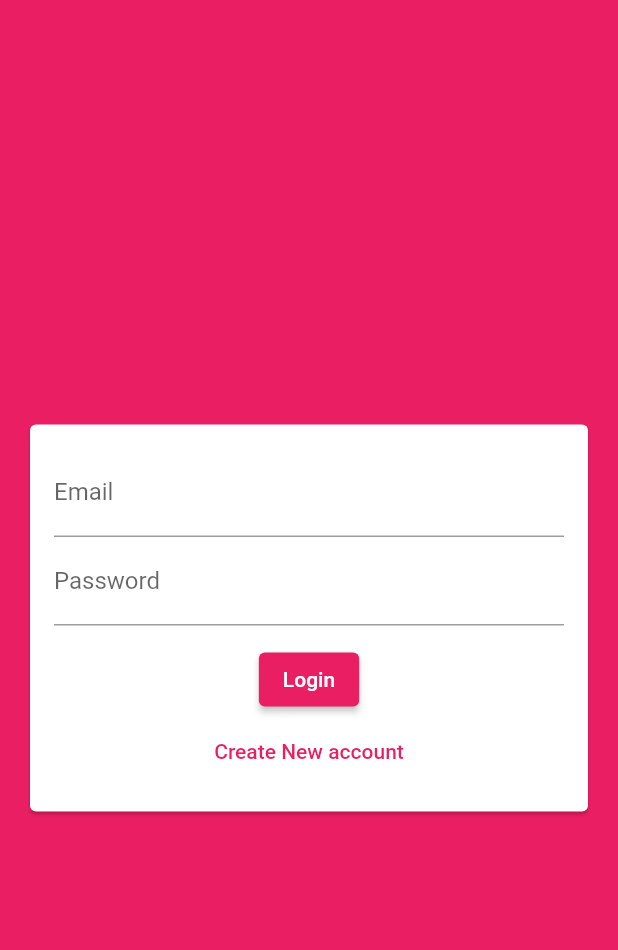
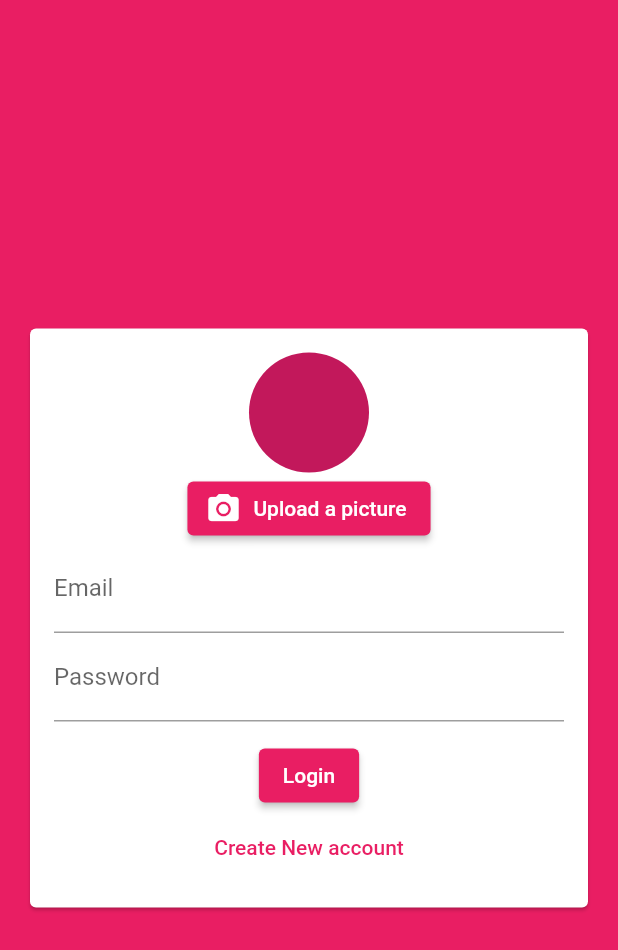
Before and after one commit to sushil11-art/Chat-App, a Flutter app: the screen it shows after launch, on a phone screen of 412 x 824 dp. Shown: the top 950 px of the screen. Run offline on Flutter 3.47's test engine with Material 2 defaults, Android fonts, the phone set to English and light mode, and no system bars; our stand-ins replace cloud_firestore, firebase_auth, firebase_core, get, image_picker; accounts and stored records are empty.

Commit message:
image picker in progress

```diff
--- a/lib/widgets/auth/auth_form.dart
+++ b/lib/widgets/auth/auth_form.dart
@@ -1,3 +1,4 @@
+import 'package:chat_app/widgets/pickers/user_image_picker.dart';
 import 'package:flutter/material.dart';
 
 // ignore: empty_constructor_bodies
@@ -44,6 +45,7 @@ class _AuthFormState extends State<AuthForm> {
               child: Column(
                 mainAxisSize: MainAxisSize.min,
                 children: [
+                  ImagePicker(),
                   TextFormField(
                     key: ValueKey('email'),
                     validator: (value) {
--- a/lib/widgets/chats/messages.dart
+++ b/lib/widgets/chats/messages.dart
@@ -29,8 +29,8 @@ class Messages extends StatelessWidget {
             itemBuilder: (context, index) {
               return Container(
                 padding: const EdgeInsets.all(8),
-                child:
-                    MessageBubble(docs[index]["text"], docs[index]["userId"]),
+                child: MessageBubble(docs[index]["text"],
+                    docs[index]["username"], docs[index]["userId"]),
               );
             },
           );
--- /dev/null
+++ b/lib/widgets/pickers/user_image_picker.dart
@@ -0,0 +1,41 @@
+import 'package:flutter/material.dart';
+import 'package:image_picker/image_picker.dart';
+
+class ImagePicker extends StatefulWidget {
+  const ImagePicker({Key? key}) : super(key: key);
+
+  @override
+  _ImagePickerState createState() => _ImagePickerState();
+}
+
+class _ImagePickerState extends State<ImagePicker> {
+  void _pickImage() {
+    showDialog<ImageSource>(
+      context: context,
+      builder: (context) =>
+          AlertDialog(content: Text("Choose image source"), actions: [
+        ElevatedButton(
+            child: const Text("Camera"), onPressed: () => ImageSource.camera),
+        ElevatedButton(
+          child: const Text("Gallery"),
+          onPressed: () => ImageSource.camera,
+        ),
+      ]),
+    );
+  }
+
+  @override
+  Widget build(BuildContext context) {
+    return Column(
+      children: [
+        CircleAvatar(
+          radius: 40,
+        ),
+        ElevatedButton.icon(
+            onPressed: () {},
+            icon: Icon(Icons.camera_alt),
+            label: Text('Upload a picture')),
+      ],
+    );
+  }
+}
--- a/pubspec.yaml
+++ b/pubspec.yaml
@@ -39,6 +39,7 @@ dependencies:
   firebase_core: ^1.10.6
   firebase_auth: ^3.3.4
   get: ^4.6.1
+  image_picker: ^0.8.4+4
 
 dev_dependencies:
   flutter_test:
```
Also changed, not shown: lib/widgets/chats/message_bubble.dart (+29 -2 lines), lib/widgets/chats/new_message.dart (+14 -1 lines), pubspec.lock, 1 other file.
